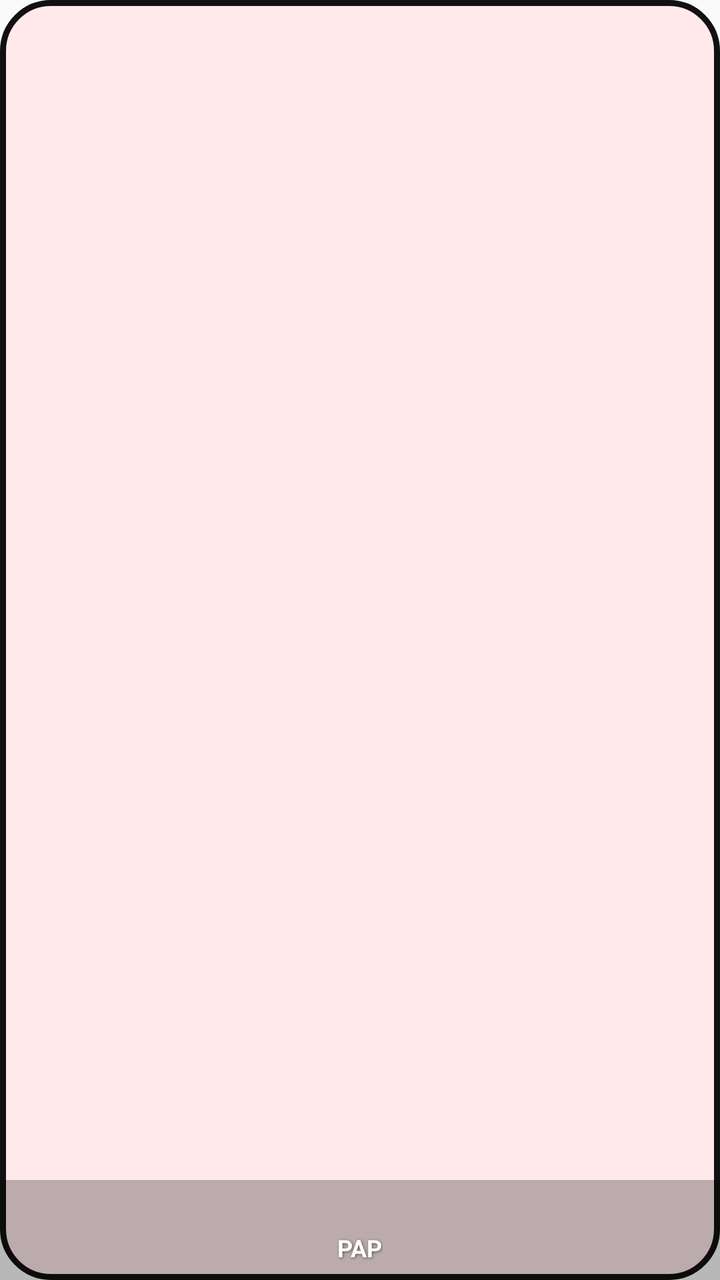
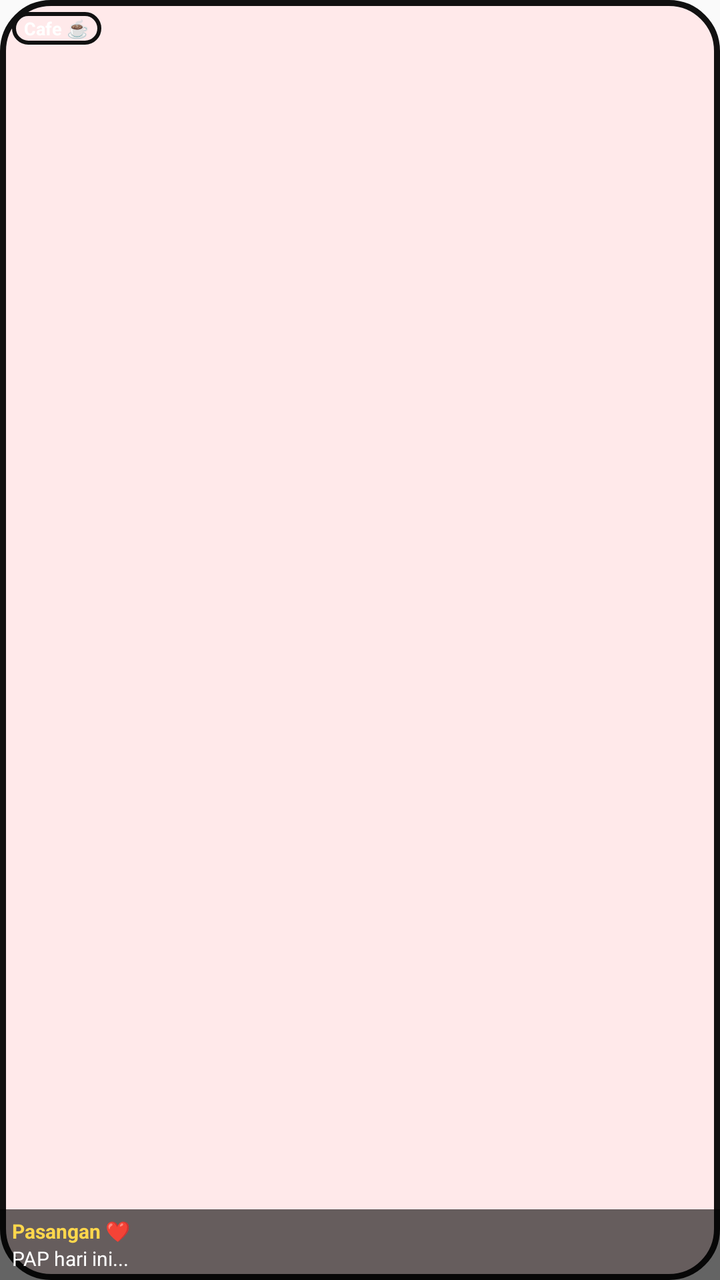

Two renders of the same Android screen: before a commit and after it. Below are the layout's source before the change and the commit's diff.
<!-- AndroidManifest.xml: application theme AppTheme -->
<!-- res/layout/pap_widget_square.xml -->
<?xml version="1.0" encoding="utf-8"?>
<FrameLayout xmlns:android="http://schemas.android.com/apk/res/android"
    android:layout_width="match_parent"
    android:layout_height="match_parent"
    android:background="@drawable/widget_bg_rounded">

    <ImageView
        android:id="@+id/widget_image"
        android:layout_width="match_parent"
        android:layout_height="match_parent"
        android:scaleType="centerCrop"
        android:contentDescription="PAP Image" />

    <View
        android:layout_width="match_parent"
        android:layout_height="50dp"
        android:layout_gravity="bottom"
        android:background="#44000000" />

    <TextView
        android:id="@+id/widget_text"
        android:layout_width="wrap_content"
        android:layout_height="wrap_content"
        android:layout_gravity="bottom|center_horizontal"
        android:layout_marginBottom="8dp"
        android:textColor="#FFFFFF"
        android:textStyle="bold"
        android:textSize="12sp"
        android:shadowColor="#88000000"
        android:shadowDx="1"
        android:shadowDy="1"
        android:shadowRadius="3"
        android:text="PAP" />
</FrameLayout>
<!-- resources referenced by this layout -->
<resources>
  <!-- drawable widget_bg_rounded (drawable) -->
  <?xml version="1.0" encoding="utf-8"?>
  <shape xmlns:android="http://schemas.android.com/apk/res/android"
      android:shape="rectangle">
      <corners android:radius="24dp" />
      <solid android:color="#FFE9EA" /> 
      <stroke android:width="3dp" android:color="#111111" /> 
  </shape>
  <style name="AppTheme" parent="Theme.AppCompat.Light.DarkActionBar">
          
          <item name="colorPrimary">@color/colorPrimary</item>
          <item name="colorPrimaryDark">@color/colorPrimaryDark</item>
          <item name="colorAccent">@color/colorAccent</item>
      </style>
</resources>

<!-- the commit's change to res/layout/pap_widget_square.xml (unified diff, before → after) -->
@@ -4,31 +4,57 @@
     android:layout_height="match_parent"
     android:background="@drawable/widget_bg_rounded">
 
+    
     <ImageView
         android:id="@+id/widget_image"
         android:layout_width="match_parent"
         android:layout_height="match_parent"
         android:scaleType="centerCrop"
-        android:contentDescription="PAP Image" />
+        android:contentDescription="PAP Square" />
 
-    <View
-        android:layout_width="match_parent"
-        android:layout_height="50dp"
-        android:layout_gravity="bottom"
-        android:background="#44000000" />
-
+    
     <TextView
-        android:id="@+id/widget_text"
+        android:id="@+id/widget_tag"
         android:layout_width="wrap_content"
         android:layout_height="wrap_content"
-        android:layout_gravity="bottom|center_horizontal"
-        android:layout_marginBottom="8dp"
+        android:layout_gravity="top|start"
+        android:layout_margin="6dp"
+        android:background="@drawable/badge_pink"
+        android:paddingHorizontal="6dp"
+        android:paddingVertical="2dp"
         android:textColor="#FFFFFF"
+        android:textSize="9sp"
         android:textStyle="bold"
-        android:textSize="12sp"
-        android:shadowColor="#88000000"
-        android:shadowDx="1"
-        android:shadowDy="1"
-        android:shadowRadius="3"
-        android:text="PAP" />
+        android:text="Cafe ☕" />
+
+    
+    <LinearLayout
+        android:layout_width="match_parent"
+        android:layout_height="wrap_content"
+        android:layout_gravity="bottom"
+        android:background="#99000000"
+        android:orientation="vertical"
+        android:paddingHorizontal="6dp"
+        android:paddingVertical="4dp">
+
+        <TextView
+            android:id="@+id/widget_sender_name"
+            android:layout_width="wrap_content"
+            android:layout_height="wrap_content"
+            android:textColor="#FED74C"
+            android:textSize="10sp"
+            android:textStyle="bold"
+            android:text="Pasangan ❤️" />
+
+        <TextView
+            android:id="@+id/widget_caption"
+            android:layout_width="match_parent"
+            android:layout_height="wrap_content"
+            android:textColor="#FFFFFF"
+            android:textSize="10sp"
+            android:maxLines="1"
+            android:ellipsize="end"
+            android:text="PAP hari ini..." />
+    </LinearLayout>
+
 </FrameLayout>
<!-- resource entries referenced after the edit -->
@@ -1,5 +1,13 @@
 <!-- resources referenced by this layout -->
 <resources>
+  <!-- drawable badge_pink (drawable) -->
+  <?xml version="1.0" encoding="utf-8"?>
+  <shape xmlns:android="http://schemas.android.com/apk/res/android"
+      android:shape="rectangle">
+      <solid android:color="#ffe9ea"/>
+      <corners android:radius="12dp"/>
+      <stroke android:width="2dp" android:color="#111111" />
+  </shape>
   <!-- drawable widget_bg_rounded (drawable) -->
   <?xml version="1.0" encoding="utf-8"?>
   <shape xmlns:android="http://schemas.android.com/apk/res/android"
